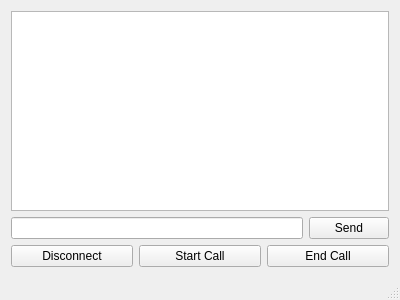
First picture: the form in client/mainwindow.ui, repository IanChidester/YASC, before the edit.
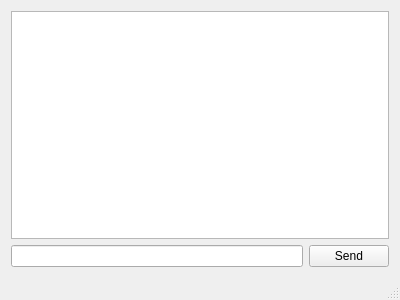
Second picture: the form after the edit.

Commit message: Removed superfluous buttons from the client UI

Patch:
```diff
--- a/client/mainwindow.ui
+++ b/client/mainwindow.ui
@@ -39,31 +39,6 @@
       </item>
      </layout>
     </item>
-    <item>
-     <layout class="QHBoxLayout" name="horizontalLayout_2">
-      <item>
-       <widget class="QPushButton" name="disconnectButton">
-        <property name="text">
-         <string>Disconnect</string>
-        </property>
-       </widget>
-      </item>
-      <item>
-       <widget class="QPushButton" name="startCallButton">
-        <property name="text">
-         <string>Start Call</string>
-        </property>
-       </widget>
-      </item>
-      <item>
-       <widget class="QPushButton" name="endCallButton">
-        <property name="text">
-         <string>End Call</string>
-        </property>
-       </widget>
-      </item>
-     </layout>
-    </item>
    </layout>
   </widget>
   <widget class="QMenuBar" name="menuBar">
```
Left out of the diff: 2 changed lines with no effect on the pictures.
